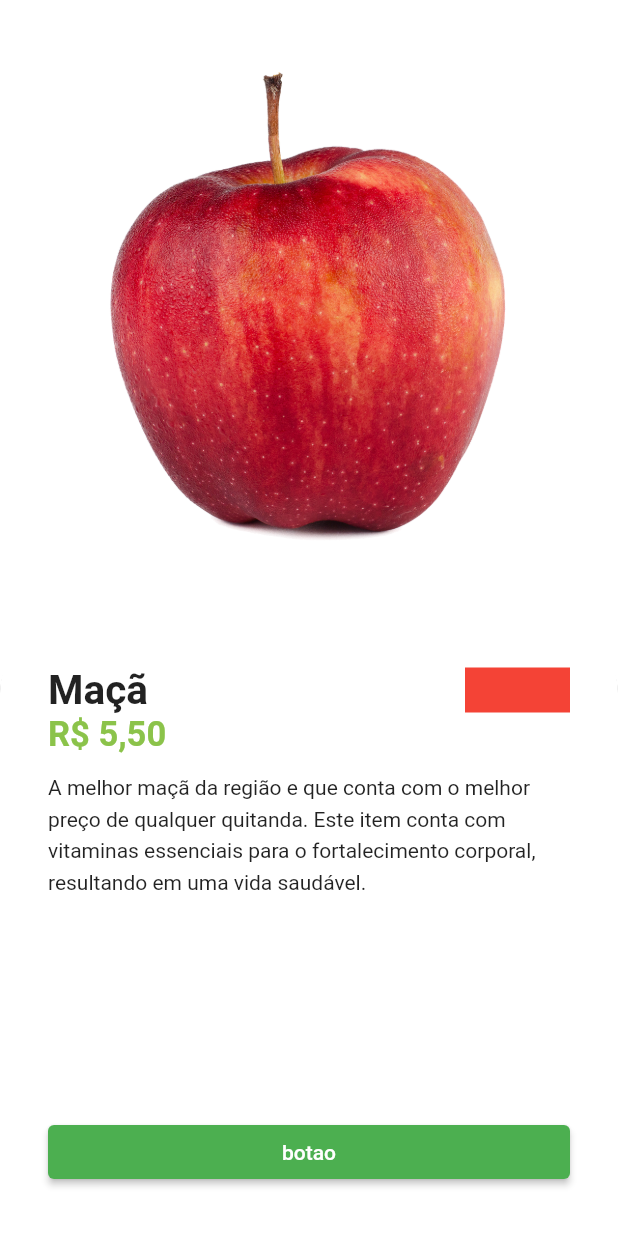
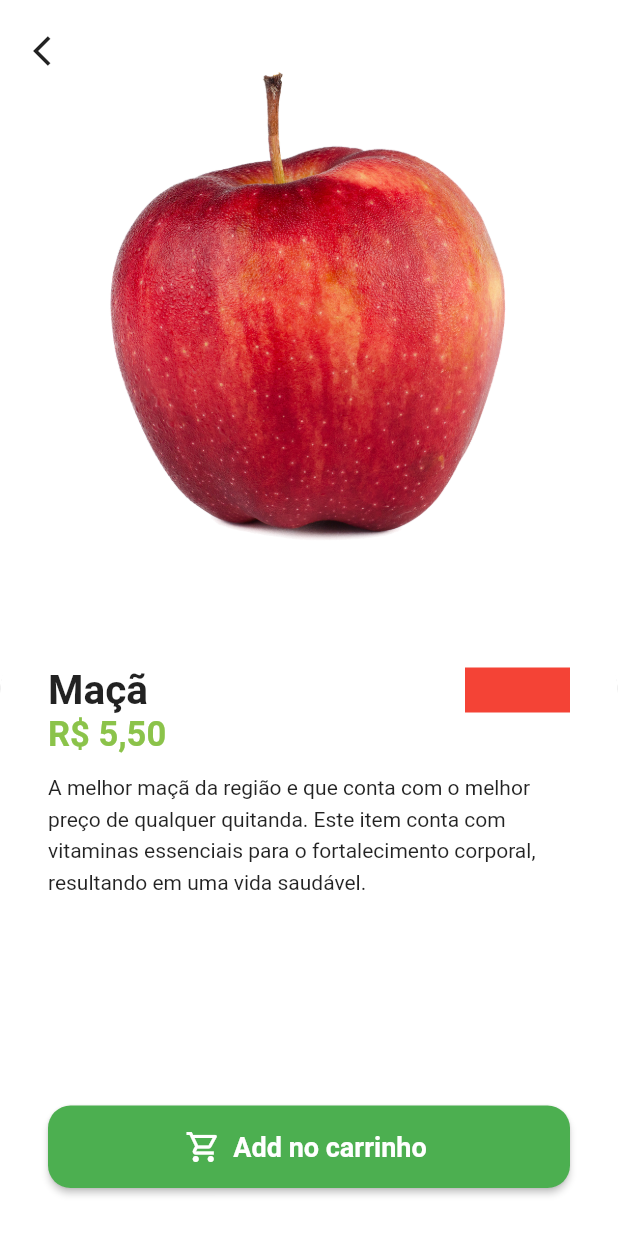
Before and after one commit to IagoAntunes/quitandavirtual, a Flutter app: the HomeTab screen opened directly, after a tap on "Maçã", on a phone screen of 412 x 824 dp. Run offline on Flutter 3.47's test engine with Material 2 defaults, Android fonts, the phone set to English and light mode, and no system bars; our stand-ins replace animated_text_kit, badges, mask_text_input_formatter.

Commit message:
Product Detail Screen

```diff
--- a/lib/src/pages/home/components/item_tile.dart
+++ b/lib/src/pages/home/components/item_tile.dart
@@ -37,7 +37,9 @@ class ItemTile extends StatelessWidget {
                   crossAxisAlignment: CrossAxisAlignment.stretch,
                   children: [
                     //Imagem
-                    Expanded(child: Image.asset(item.imgUrl)),
+                    Expanded(
+                        child: Hero(
+                            tag: item.imgUrl, child: Image.asset(item.imgUrl))),
                     //Nome
                     Text(
                       item.itemName,
--- a/lib/src/pages/product/product_screen.dart
+++ b/lib/src/pages/product/product_screen.dart
@@ -13,8 +13,13 @@ class ProductScreen extends StatelessWidget {
   Widget build(BuildContext context) {
     return Scaffold(
       backgroundColor: Colors.white.withAlpha(230),
-      body: Column(children: [
-        Expanded(child: Image.asset(item.imgUrl)),
+      body: Stack(
+        children: [
+          //Conteudo
+          Column(children: [
+            //Imagem
+            Expanded(
+                child: Hero(tag: item.imgUrl, child: Image.asset(item.imgUrl))),
             Expanded(
                 child: Container(
               padding: const EdgeInsets.all(32),
@@ -25,11 +30,12 @@ class ProductScreen extends StatelessWidget {
                   boxShadow: [
                     BoxShadow(
                       color: Colors.grey.shade600,
-                  offset: Offset(0, 2),
+                      offset: const Offset(0, 2),
                     )
                   ]),
-          child:
-              Column(crossAxisAlignment: CrossAxisAlignment.stretch, children: [
+              child: Column(
+                  crossAxisAlignment: CrossAxisAlignment.stretch,
+                  children: [
                     //Nome - Quantidade
                     Row(
                       children: [
@@ -71,10 +77,41 @@ class ProductScreen extends StatelessWidget {
                     ),
 
                     //Botao
-            ElevatedButton(onPressed: () {}, child: Text('botao'))
+                    SizedBox(
+                      height: 55,
+                      child: ElevatedButton.icon(
+                        style: ElevatedButton.styleFrom(
+                            shape: RoundedRectangleBorder(
+                                borderRadius: BorderRadius.circular(15))),
+                        onPressed: () {},
+                        label: const Text(
+                          'Add no carrinho',
+                          style: TextStyle(
+                              fontSize: 18, fontWeight: FontWeight.bold),
+                        ),
+                        icon: const Icon(
+                          Icons.shopping_cart_outlined,
+                          color: Colors.white,
+                        ),
+                      ),
+                    )
                   ]),
             ))
           ]),
+
+          //Botao Votar
+          Positioned(
+            left: 10,
+            top: 10,
+            child: SafeArea(
+                child: IconButton(
+                    onPressed: () {
+                      Navigator.of(context).pop();
+                    },
+                    icon: const Icon(Icons.arrow_back_ios))),
+          )
+        ],
+      ),
     );
   }
 }
```
Lines whose indentation alone changed are shown as unchanged.
